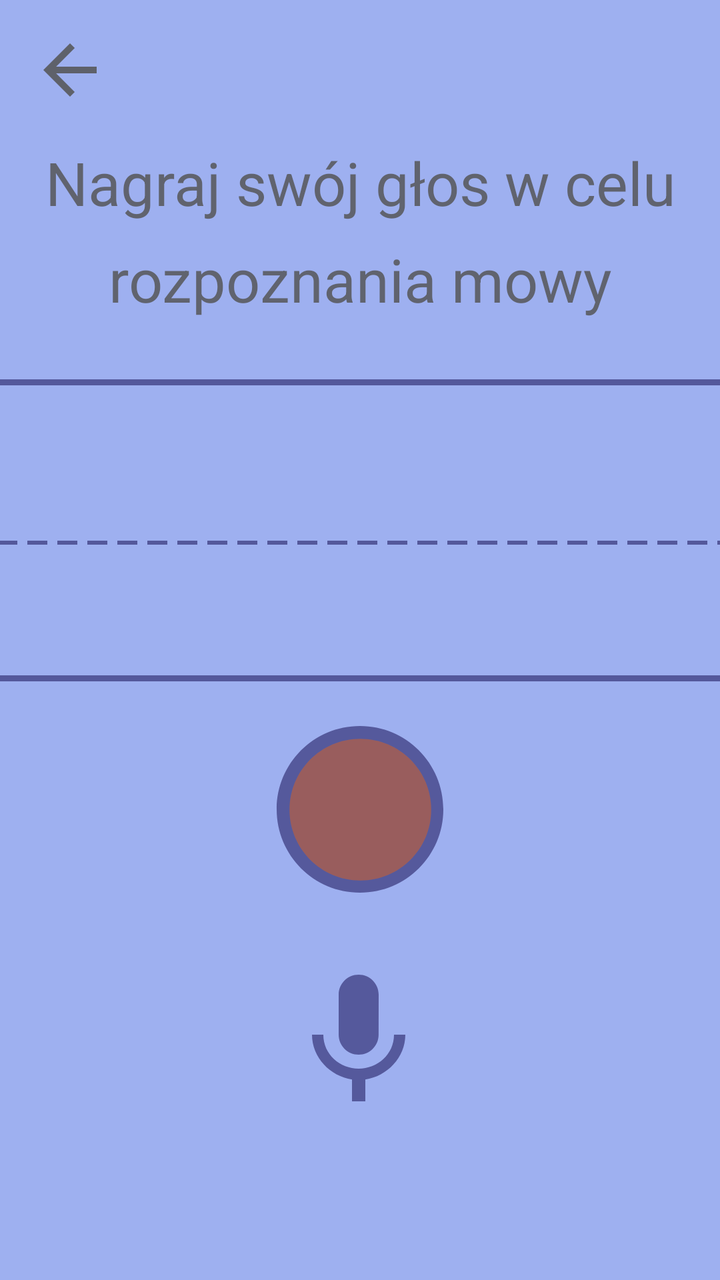
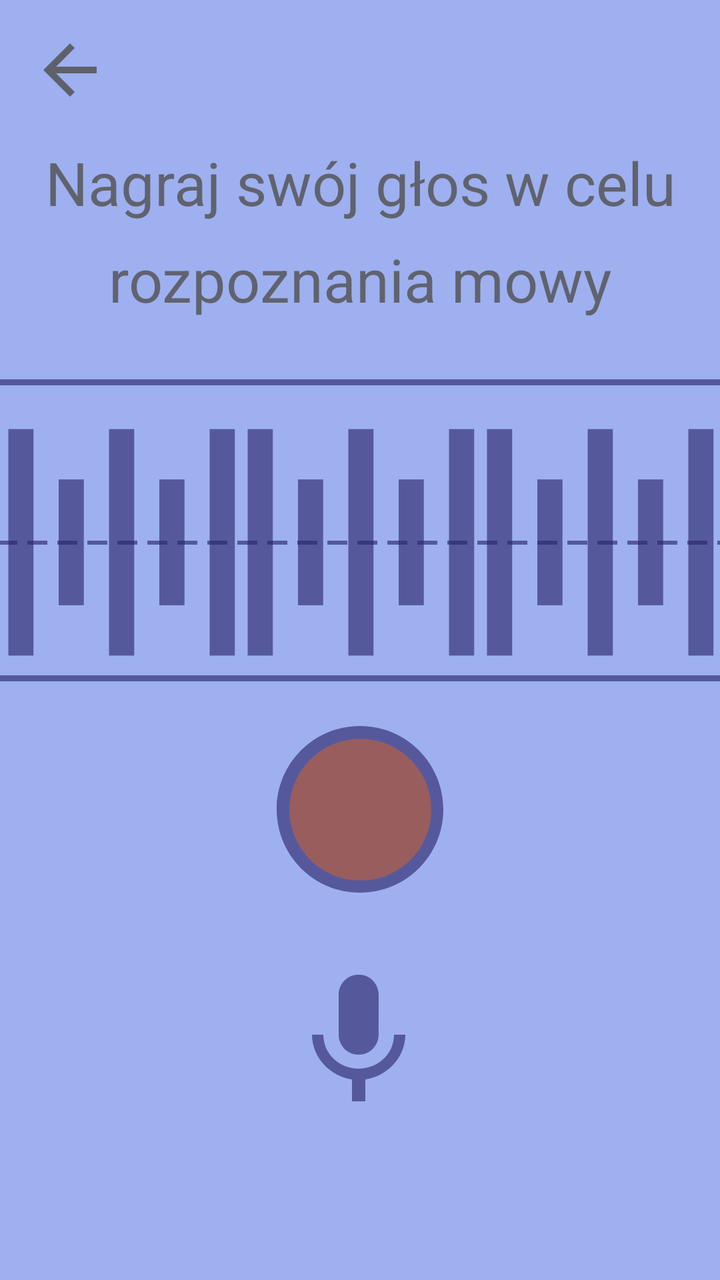

Compare the two renders of this Android layout. The source of the first and the diff that turns it into the second are given below.
<!-- AndroidManifest.xml: application theme Theme.TiredTalker -->
<!-- res/layout/fragment_nagrywanie.xml -->
<?xml version="1.0" encoding="utf-8"?>
<androidx.constraintlayout.widget.ConstraintLayout xmlns:android="http://schemas.android.com/apk/res/android"
    xmlns:app="http://schemas.android.com/apk/res-auto"
    android:layout_width="match_parent"
    android:layout_height="match_parent"
    xmlns:tools="http://schemas.android.com/tools"
    android:background="@color/light_blue">

    
    <ImageButton
        android:id="@+id/backButton"
        android:layout_width="40dp"
        android:layout_height="40dp"
        android:background="@drawable/arrow_back"
        app:layout_constraintTop_toTopOf="parent"
        app:layout_constraintStart_toStartOf="parent"
        android:layout_margin="15dp" />

    
    <TextView
        android:id="@+id/titleText"
        android:layout_width="wrap_content"
        android:layout_height="wrap_content"
        android:layout_marginTop="16dp"
        android:text="Nagraj swój głos w celu"
        android:textColor="@color/brown"
        android:textSize="30sp"
        app:layout_constraintEnd_toEndOf="parent"
        app:layout_constraintHorizontal_bias="0.508"
        app:layout_constraintStart_toStartOf="parent"
        app:layout_constraintTop_toBottomOf="@id/backButton" />

    
    <TextView
        android:id="@+id/descriptionText"
        android:layout_width="wrap_content"
        android:layout_height="wrap_content"
        android:text="rozpoznania mowy"
        android:textColor="@color/brown"
        android:textSize="30sp"
        app:layout_constraintTop_toBottomOf="@id/titleText"
        app:layout_constraintStart_toStartOf="parent"
        app:layout_constraintEnd_toEndOf="parent"
        android:layout_marginTop="8dp" />

    
    <ImageView
        android:id="@+id/rectangleImage"
        android:layout_width="387dp"
        android:layout_height="151dp"
        android:src="@drawable/thin_square"
        app:layout_constraintTop_toBottomOf="@id/descriptionText"
        app:layout_constraintStart_toStartOf="parent"
        app:layout_constraintEnd_toEndOf="parent"
        android:layout_marginTop="30dp"
        tools:layout_editor_absoluteY="246dp"/>

    
    <ImageView
        android:id="@+id/lineImage"
        android:layout_width="366dp"
        android:layout_height="120dp"
        android:src="@drawable/dashed_line"
        app:layout_constraintTop_toTopOf="@id/rectangleImage"
        app:layout_constraintStart_toStartOf="@id/rectangleImage"
        app:layout_constraintEnd_toEndOf="@id/rectangleImage"
        app:layout_constraintBottom_toBottomOf="@id/rectangleImage"
        android:layout_marginTop="12dp" />

    
    <ImageView

        android:id="@+id/circleImage"
        android:layout_width="100dp"
        android:layout_height="200dp"
        android:src="@drawable/empty_circle"
        app:layout_constraintTop_toBottomOf="@id/descriptionText"
        app:layout_constraintStart_toStartOf="parent"
        app:layout_constraintEnd_toEndOf="parent"
        android:layout_marginTop="145dp" />

    
    <ImageButton

        android:id="@+id/nagrywanie_btn"
        android:layout_width="85dp"
        android:layout_height="85dp"
        android:background="@drawable/redcircle"
        app:layout_constraintTop_toTopOf="@id/circleImage"
        app:layout_constraintBottom_toBottomOf="@id/circleImage"
        app:layout_constraintStart_toStartOf="@id/circleImage"
        app:layout_constraintEnd_toEndOf="@id/circleImage" />

    
    <ImageView
        android:id="@+id/bottomImage"
        android:layout_width="80dp"
        android:layout_height="100dp"
        android:layout_marginTop="20dp"
        android:src="@drawable/microphone"
        app:layout_constraintEnd_toEndOf="parent"
        app:layout_constraintHorizontal_bias="0.498"
        app:layout_constraintStart_toStartOf="parent"
        app:layout_constraintTop_toBottomOf="@id/nagrywanie_btn" />

</androidx.constraintlayout.widget.ConstraintLayout>
<!-- resources referenced by this layout -->
<resources>
  <color name="brown">#99373017</color>
  <color name="light_blue">#9EB0F0</color>
  <!-- drawable arrow_back (drawable) -->
  <vector xmlns:android="http://schemas.android.com/apk/res/android"
      android:alpha="0.62"
      android:autoMirrored="true"
      android:height="35dp"
      android:tint="#373017"
      android:viewportHeight="24"
      android:viewportWidth="24"
      android:width="35dp">
        
      <path
          android:fillColor="@android:color/white"
          android:pathData="M20,11H7.83l5.59,-5.59L12,4l-8,8 8,8 1.41,-1.41L7.83,13H20v-2z"/>
      
  </vector>
  <!-- drawable dashed_line (drawable) -->
  <?xml version="1.0" encoding="utf-8"?>
  <shape xmlns:android="http://schemas.android.com/apk/res/android"
      android:shape="line">
      <stroke
          android:width="2dp"
          android:color="@color/darkest_blue"
          android:dashWidth="10dp"
          android:dashGap="5dp"/>
  </shape>
  <!-- drawable empty_circle (drawable) -->
  <vector
      android:alpha="0.62"
      android:height="40dp"
      android:width="40dp"
      android:tint="#282368"
      android:viewportHeight="24"
      android:viewportWidth="24"
  
      xmlns:android="http://schemas.android.com/apk/res/android">
      <path
          android:fillColor="@android:color/white"
          android:pathData="M12,2C6.47,2 2,6.47 2,12c0,5.53 4.47,10 10,10s10,-4.47 10,-10C22,6.47 17.53,2 12,2zM12,20c-4.42,0 -8,-3.58 -8,-8c0,-4.42 3.58,-8 8,-8s8,3.58 8,8C20,16.42 16.42,20 12,20z"/>
  </vector>
  <!-- drawable redcircle (drawable) -->
  <vector
      android:height="35dp"
      android:width="35dp"
      android:tint="#995D5D"
      android:viewportHeight="24"
      android:viewportWidth="24"
      xmlns:android="http://schemas.android.com/apk/res/android">
      <path
          android:fillColor="@android:color/white"
          android:pathData="M12,2C6.47,2 2,6.47 2,12s4.47,10 10,10 10,-4.47 10,-10S17.53,2 12,2z"/>
  </vector>
  <!-- drawable thin_square (drawable) -->
  <?xml version="1.0" encoding="utf-8"?>
  <shape
  
      xmlns:android="http://schemas.android.com/apk/res/android">
      
      
      
      <solid
          android:color="@android:color/transparent"/>
      <stroke
          android:width="3dp"
          android:color="@color/darkest_blue"/>
      <corners android:radius="0dp"/>
  </shape>
  <style name="Theme.TiredTalker" parent="Theme.MaterialComponents.DayNight.DarkActionBar">
          
          <item name="colorPrimary">@color/purple_500</item>
          <item name="colorPrimaryVariant">@color/purple_700</item>
          <item name="colorOnPrimary">@color/white</item>
          
          <item name="colorSecondary">@color/teal_200</item>
          <item name="colorSecondaryVariant">@color/teal_700</item>
          <item name="colorOnSecondary">@color/black</item>
          
          <item name="android:statusBarColor">?attr/colorPrimaryVariant</item>
          
      </style>
  <color name="darkest_blue">#9E282368</color>
  <color name="purple_500">#FF6200EE</color>
  <color name="purple_700">#FF3700B3</color>
  <color name="white">#FFFFFFFF</color>
  <color name="teal_200">#FF03DAC5</color>
  <color name="teal_700">#FF018786</color>
  <color name="black">#FF000000</color>
  <!-- unchanged entries left out for length: 1 -->
</resources>

<!-- the commit's change to res/layout/fragment_nagrywanie.xml (unified diff, before → after) -->
@@ -69,6 +69,46 @@
 
     
     <ImageView
+        android:id="@+id/sound1"
+        android:layout_width="387dp"
+        android:layout_height="151dp"
+        android:layout_marginTop="12dp"
+        android:rotation="90"
+        android:src="@drawable/sound"
+        app:layout_constraintBottom_toBottomOf="@id/rectangleImage"
+        app:layout_constraintStart_toStartOf="@id/rectangleImage"
+        app:layout_constraintTop_toTopOf="@id/rectangleImage"
+        android:layout_marginStart="-120dp"/>
+
+    
+    <ImageView
+        android:id="@+id/sound2"
+        android:layout_width="387dp"
+        android:layout_height="151dp"
+        android:layout_marginTop="12dp"
+        android:rotation="90"
+        android:src="@drawable/sound"
+        app:layout_constraintBottom_toBottomOf="@id/rectangleImage"
+        app:layout_constraintStart_toStartOf="@id/rectangleImage"
+        app:layout_constraintTop_toTopOf="@id/rectangleImage"/>
+
+    
+    <ImageView
+        android:id="@+id/sound3"
+        android:layout_width="387dp"
+        android:layout_height="151dp"
+        android:layout_marginTop="12dp"
+        android:rotation="90"
+        android:src="@drawable/sound"
+        app:layout_constraintBottom_toBottomOf="@id/rectangleImage"
+        app:layout_constraintStart_toStartOf="@id/rectangleImage"
+        app:layout_constraintTop_toTopOf="@id/rectangleImage"
+        android:layout_marginStart="120dp"/>
+
+
+
+    
+    <ImageView
 
         android:id="@+id/circleImage"
         android:layout_width="100dp"
<!-- resource entries referenced after the edit -->
@@ -53,6 +53,12 @@
           android:fillColor="@android:color/white"
           android:pathData="M12,2C6.47,2 2,6.47 2,12s4.47,10 10,10 10,-4.47 10,-10S17.53,2 12,2z"/>
   </vector>
+  <!-- drawable sound (drawable) -->
+  <vector android:alpha="0.62" android:height="24dp"
+      android:tint="#282368" android:viewportHeight="24"
+      android:viewportWidth="24" android:width="24dp" xmlns:android="http://schemas.android.com/apk/res/android">
+      <path android:fillColor="@android:color/white" android:pathData="M7,15v2h10v-2L7,15zM3,21h18v-2L3,19v2zM3,13h18v-2L3,11v2zM7,7v2h10L17,7L7,7zM3,3v2h18L21,3L3,3z"/>
+  </vector>
   <!-- drawable thin_square (drawable) -->
   <?xml version="1.0" encoding="utf-8"?>
   <shape
